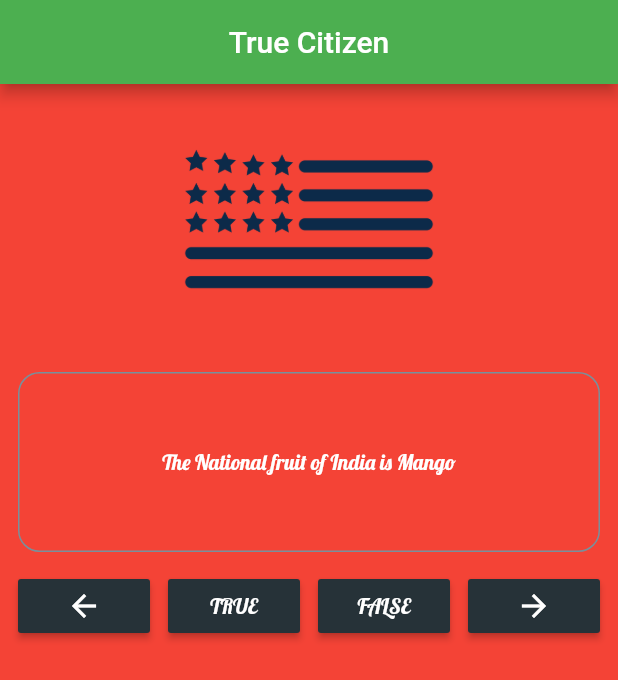
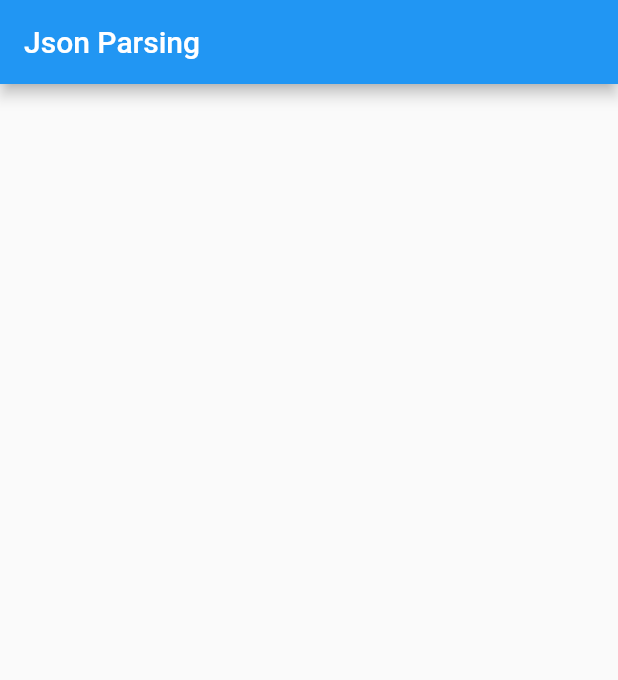
Before and after one commit to anandl-cuelogic/FlutterTraingProject, a Flutter app: the screen it shows after launch, on a phone screen of 412 x 824 dp. Shown: the top 680 px of the screen. Run offline on Flutter 3.47's test engine with Material 2 defaults, Android fonts, the phone set to English and light mode, and no system bars.

```diff
--- /dev/null
+++ b/bizcard/lib/json_parsing/json_parsing.dart
@@ -0,0 +1,43 @@
+import 'package:flutter/material.dart';
+import 'package:http/http.dart';
+
+
+
+class JsonParsingSimple extends StatefulWidget {
+  @override
+  _JsonParsingSimpleState createState() => _JsonParsingSimpleState();
+}
+
+class _JsonParsingSimpleState extends State<JsonParsingSimple> {
+  @override
+  Widget build(BuildContext context) {
+    return Scaffold(
+      appBar: AppBar(
+        title: Text("Json Parsing"),
+      ),
+      body: Container(
+
+      ),
+    );
+  }
+}
+
+class Network {
+  final String url;
+
+  Network(this.url);
+
+  Future fetchData() async {
+    print("$url");
+    Response  response = await get(Uri.encodeFull(url));
+
+    if(response?.statusCode == 200){
+       // ok
+      print(response.body)
+
+      return response.body;
+    } else {
+      print(response.statusCode);
+    }
+  }
+}
--- a/bizcard/lib/main.dart
+++ b/bizcard/lib/main.dart
@@ -1,3 +1,4 @@
+import 'package:bizcard/json_parsing/json_parsing.dart';
 import 'package:bizcard/ui/home.dart';
 import 'package:flutter/material.dart';
 
@@ -46,7 +47,7 @@ TextTheme _textTheme(TextTheme base) {
 
 
 void main() => runApp(new MaterialApp(
-  theme: _appTheme,
+ // theme: _appTheme,
   /*ThemeData(
     brightness: Brightness.dark,
     primaryColor: Colors.grey[800],
@@ -62,5 +63,5 @@ void main() => runApp(new MaterialApp(
     ),
   ),*/
 
-  home: QuizApp(),
+  home: JsonParsingSimple(),
 ));
--- a/bizcard/pubspec.yaml
+++ b/bizcard/pubspec.yaml
@@ -33,7 +33,9 @@ dev_dependencies:
 # following page: https://dart.dev/tools/pub/pubspec
 
 
-# cupertino_icons: ^0.1.2
+#  cupertino_icons: ^0.1.2
+  http: ^0.12.0+4
+
 
 
 # The following section is specific to Flutter.
```
Also changed, not shown: bizcard/pubspec.lock.
